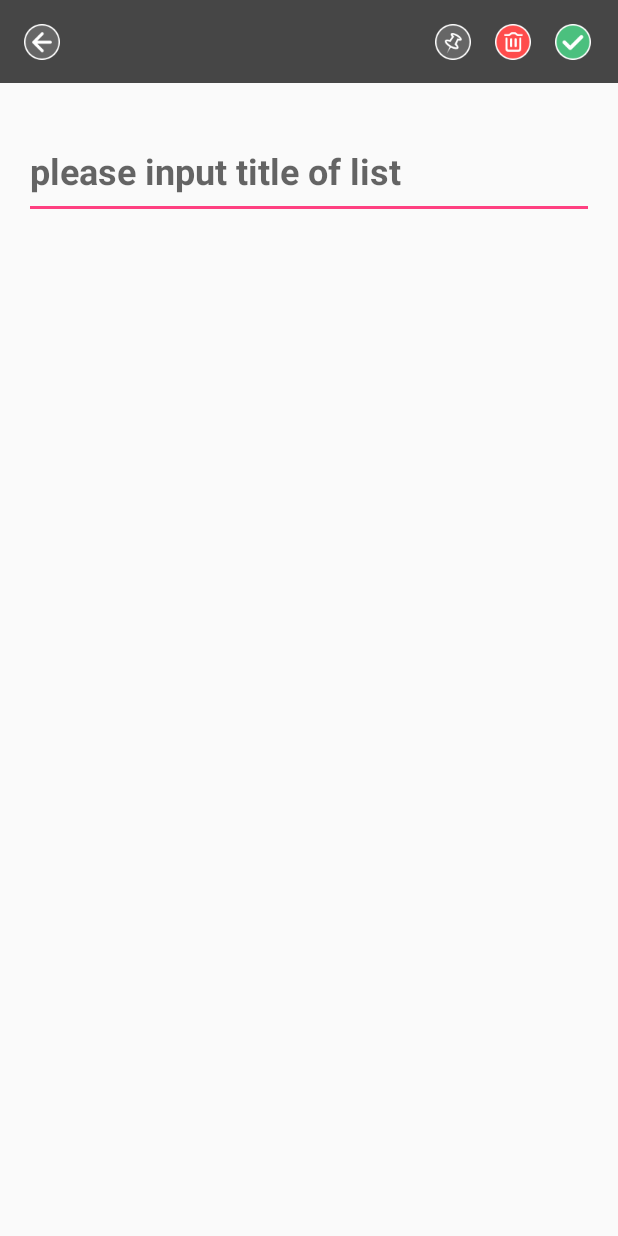
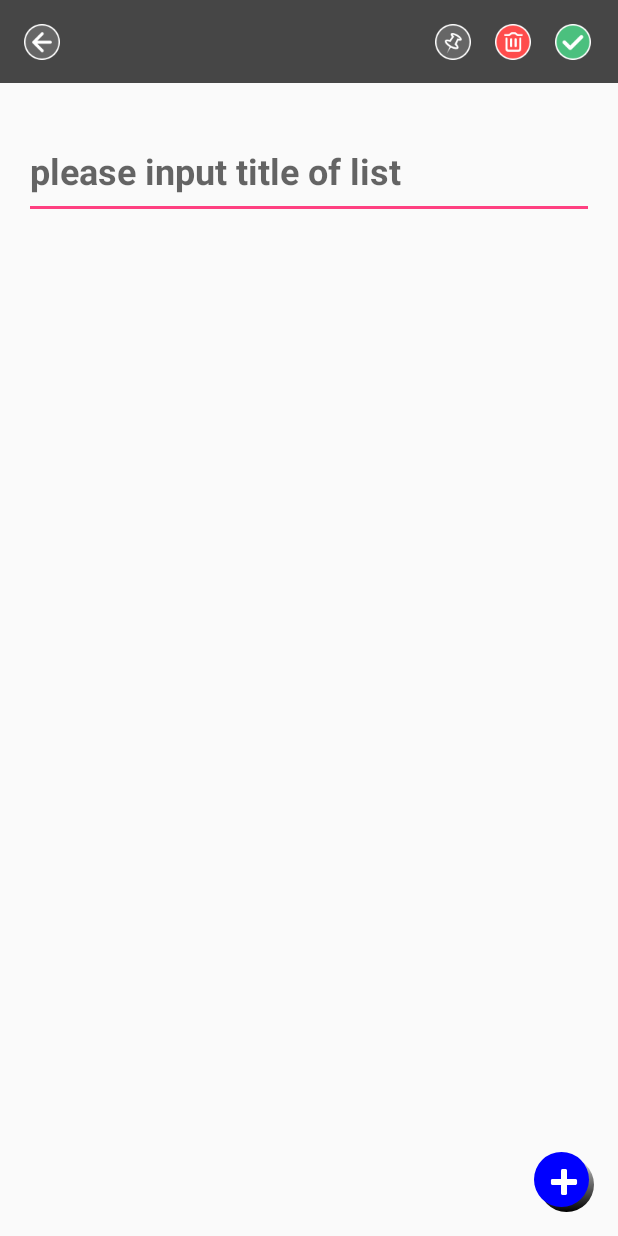
Before and after one commit to CHUBBY799/Memo, an Android app: the layout activity_list.xml on its own in the app's theme, with its tools: preview values and no code run, on a phone screen of 412 x 824 dp. Run offline under Robolectric (Android 15) with nearby library versions, the phone set to English and light mode, and no system bars.

```diff
--- /dev/null
+++ b/app/src/main/java/com/shining/memo/widget/CustomFAB.java
@@ -0,0 +1,99 @@
+package com.shining.memo.widget;
+
+import android.content.Context;
+import android.content.res.Resources;
+import android.content.res.TypedArray;
+import android.graphics.Color;
+import android.graphics.LinearGradient;
+import android.graphics.Shader;
+import android.graphics.drawable.Drawable;
+import android.graphics.drawable.LayerDrawable;
+import android.graphics.drawable.ShapeDrawable;
+import android.graphics.drawable.StateListDrawable;
+import android.graphics.drawable.shapes.OvalShape;
+import android.support.v7.widget.AppCompatImageButton;
+import android.util.AttributeSet;
+
+import com.shining.memo.R;
+
+public class CustomFAB extends AppCompatImageButton {
+
+    private Context context;
+    private int bgColor;
+    private int bgColorPressed;
+
+    public CustomFAB(Context context) {
+        super(context);
+        this.context = context;
+        init(null);
+    }
+
+    public CustomFAB(Context context, AttributeSet attrs) {
+        super(context, attrs);
+        this.context = context;
+        init(attrs);
+    }
+
+    public CustomFAB(Context context, AttributeSet attrs, int defStyleAttr) {
+        super(context, attrs, defStyleAttr);
+        this.context = context;
+        init(attrs);
+    }
+
+    private Drawable createButton(int color) {
+        OvalShape oShape = new OvalShape();
+        ShapeDrawable sd = new ShapeDrawable(oShape);
+        setWillNotDraw(false);
+        sd.getPaint().setColor(color);
+
+        ShapeDrawable sd1 = new ShapeDrawable(oShape);
+
+        sd1.setShaderFactory(new ShapeDrawable.ShaderFactory() {
+            @Override
+            public Shader resize(int width, int height) {
+                return new LinearGradient(0,0,0, height,
+                        new int[] {
+                                Color.WHITE,
+                                Color.GRAY,
+                                Color.DKGRAY,
+                                Color.BLACK
+                        }, null, Shader.TileMode.REPEAT);
+            }
+        });
+
+        LayerDrawable ld = new LayerDrawable(new Drawable[] { sd1, sd });
+        ld.setLayerInset(0, 5, 5, 0, 0);
+        ld.setLayerInset(1, 0, 0, 5, 5);
+
+        return ld;
+    }
+
+    private void init(AttributeSet attrSet) {
+        Resources.Theme theme = context.getTheme();
+        TypedArray arr = theme.obtainStyledAttributes(attrSet, R.styleable.FAB, 0, 0);
+        try {
+            setBgColor(arr.getColor(R.styleable.FAB_bg_color, Color.BLUE));
+            setBgColorPressed(arr.getColor(R.styleable.FAB_bg_color_pressed, Color.GRAY));
+            StateListDrawable sld = new StateListDrawable();
+
+            sld.addState(new int[] {android.R.attr.state_pressed}, createButton(bgColorPressed));
+            sld.addState(new int[] {}, createButton(bgColor));
+            setBackground(sld);
+        } catch(Throwable t) {
+            t.printStackTrace();
+        }
+        finally {
+            arr.recycle();
+        }
+
+    }
+
+    public void setBgColor(int color) {
+        this.bgColor = color;
+    }
+
+    public void setBgColorPressed(int color) {
+        this.bgColorPressed = color;
+    }
+
+}
--- a/app/src/main/res/layout/activity_list.xml
+++ b/app/src/main/res/layout/activity_list.xml
@@ -1,6 +1,7 @@
 <?xml version="1.0" encoding="utf-8"?>
 <android.support.constraint.ConstraintLayout xmlns:android="http://schemas.android.com/apk/res/android"
     xmlns:app="http://schemas.android.com/apk/res-auto"
+    xmlns:custom="http://schemas.android.com/tools"
     android:id="@+id/title_record"
     android:layout_width="match_parent"
     android:layout_height="match_parent">
@@ -82,10 +83,10 @@
         android:ems="10"
         android:hint="@string/hint_list_title"
         android:inputType="textPersonName"
+        android:paddingBottom="16dp"
         android:textColor="@color/recording"
         android:textSize="24sp"
         android:textStyle="bold"
-        android:paddingBottom="16dp"
         app:layout_constraintEnd_toEndOf="parent"
         app:layout_constraintHorizontal_bias="0.0"
         app:layout_constraintStart_toStartOf="parent"
@@ -100,4 +101,17 @@
         app:layout_constraintEnd_toEndOf="parent"
         app:layout_constraintStart_toStartOf="parent"
         app:layout_constraintTop_toBottomOf="@+id/list_title" />
+
+    <com.shining.memo.widget.CustomFAB
+        android:id="@+id/add_new_item"
+        android:layout_width="40dp"
+        android:layout_height="40dp"
+        android:layout_marginBottom="16dp"
+        android:layout_marginEnd="16dp"
+        android:src="@android:drawable/ic_input_add"
+        android:tint="@android:color/white"
+        app:layout_constraintBottom_toBottomOf="parent"
+        app:layout_constraintEnd_toEndOf="parent"
+        custom:bg_color="@android:color/holo_blue_light" />
+
 </android.support.constraint.ConstraintLayout>
```
Also changed, not shown: app/src/main/java/com/shining/memo/view/ListActivity.java (+23 -13 lines), app/src/main/res/values/stylable.xml (added, +8 -0 lines).
